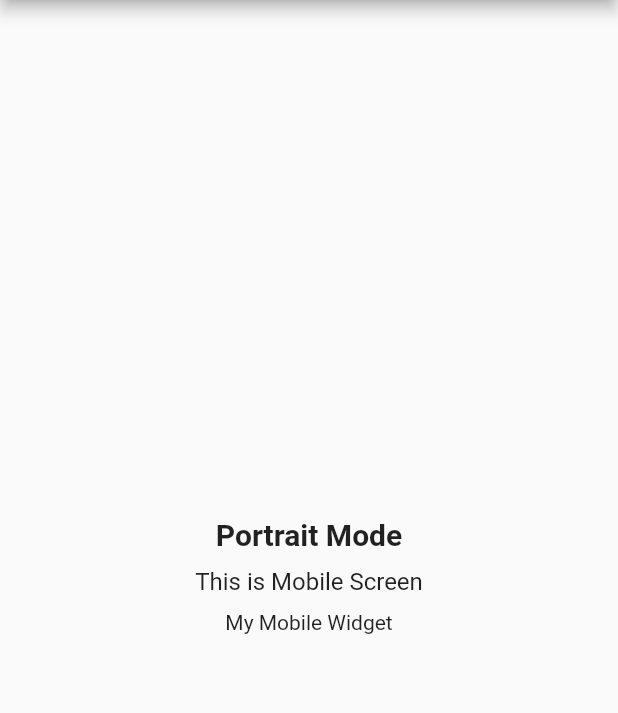
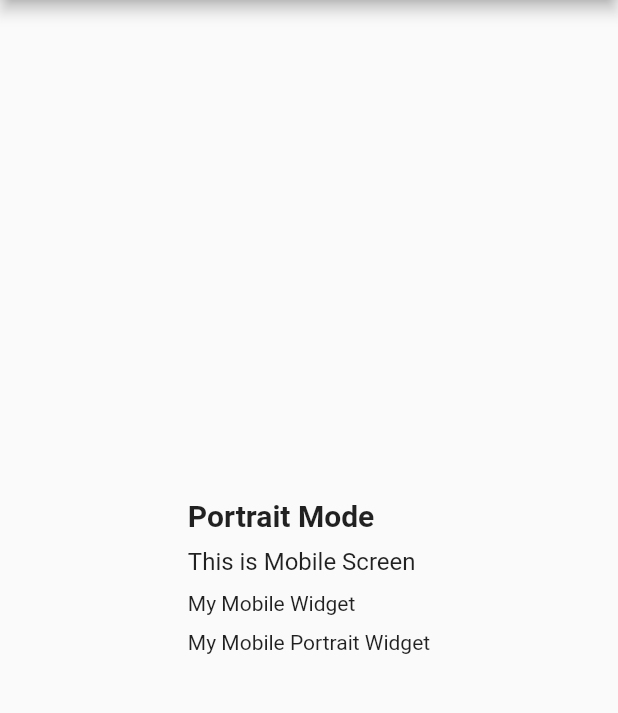
Before and after one commit to SowatKheang/responsive_framework, a Flutter app: the screen it shows after launch, on a phone screen of 412 x 824 dp, the part 84-797 px from its top. Run offline on Flutter 3.47's test engine with Material 2 defaults, Android fonts, the phone set to English and light mode, and no system bars.

Commit message:
add more example

```diff
--- a/responsive_framework/example/lib/main.dart
+++ b/responsive_framework/example/lib/main.dart
@@ -36,6 +36,7 @@ class _MyAppState extends State<MyApp> {
             body: Center(
               child: Column(
                 mainAxisAlignment: MainAxisAlignment.center,
+                crossAxisAlignment: CrossAxisAlignment.start,
                 children: <Widget>[
 
                   // Default Title Text Widget provide by responsive framework package
@@ -56,6 +57,16 @@ class _MyAppState extends State<MyApp> {
                     mobileWidget: Text('My Mobile Widget', style: TextStyle(fontSize: FontSizeHelper.NORMAL_TEXT_SMALL)),
                   ),
 
+                  SizedBox(height: LayoutSizeHelper.px(10)),
+
+                  // Platform Widget with Orientation provide by responsive framework package
+                  ResponsiveUIHelper.buildPlatformWidgetWithOrientation(
+                    tabletPortraitWidget: Text('My Tablet Portrait Widget', style: TextStyle(fontSize: FontSizeHelper.NORMAL_TEXT_SMALL)),
+                    tabletLandScapetWidget: Text('My Tablet LandScape Widget', style: TextStyle(fontSize: FontSizeHelper.NORMAL_TEXT_SMALL)),
+                    mobilPortraitWidget: Text('My Mobile Portrait Widget', style: TextStyle(fontSize: FontSizeHelper.NORMAL_TEXT_SMALL)),
+                    mobilLandScapeWidget: Text('My Mobile LandScape Widget', style: TextStyle(fontSize: FontSizeHelper.NORMAL_TEXT_SMALL)),
+                  ),
+
                 ],
               ),
             ),
```
